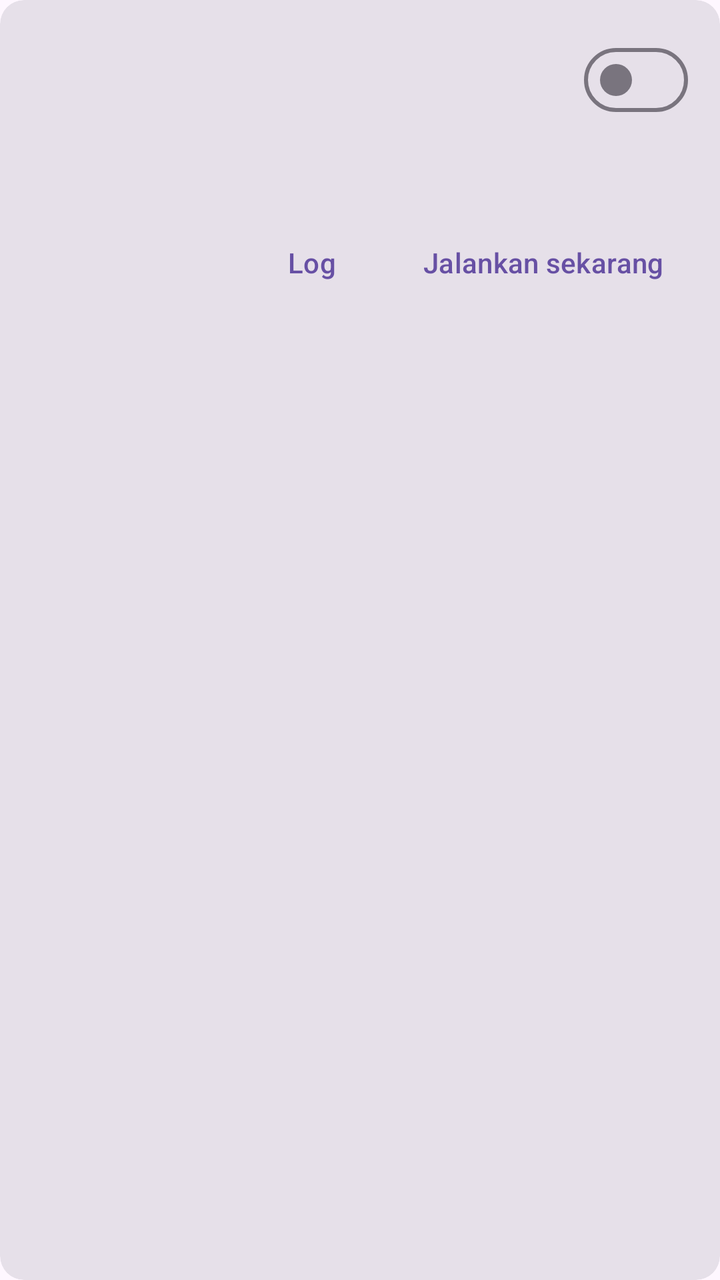
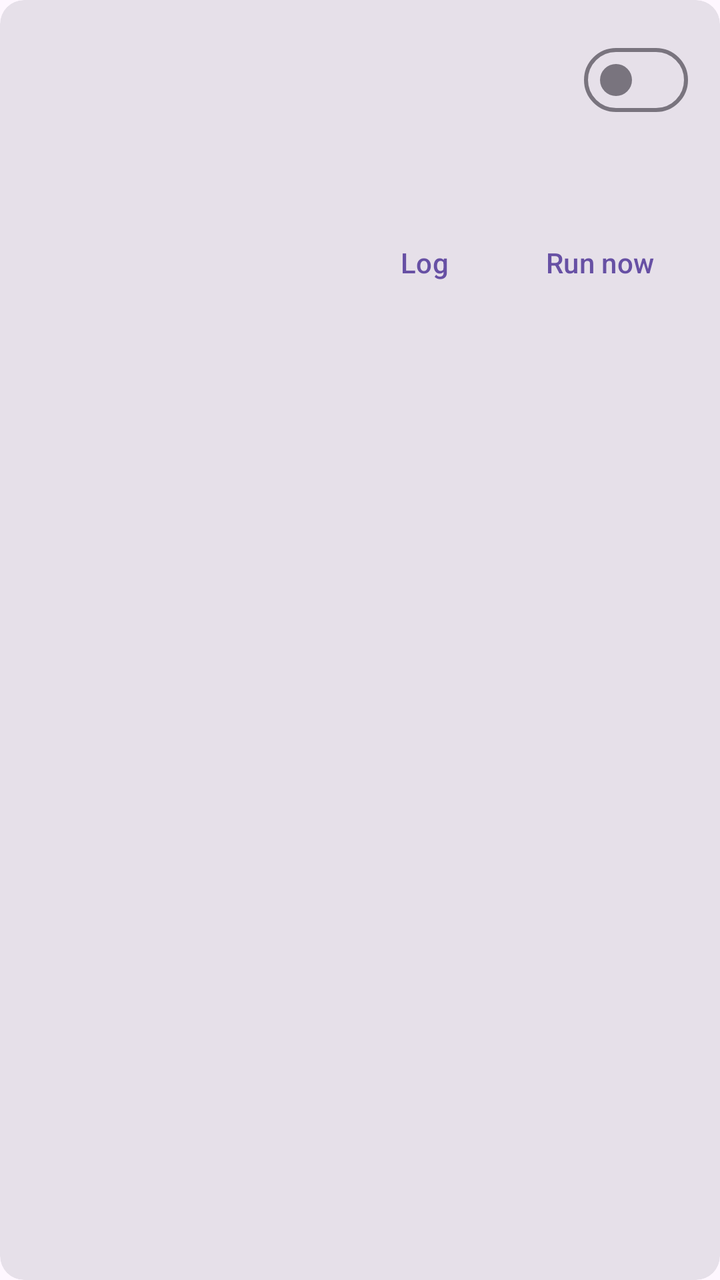

The first picture is an Android layout as it rendered before a commit; the second is the same layout after the commit. The layout source and the unified diff follow.
<!-- AndroidManifest.xml: application theme Theme.RcloneMgr -->
<!-- res/layout/item_job.xml -->
<?xml version="1.0" encoding="utf-8"?>
<com.google.android.material.card.MaterialCardView xmlns:android="http://schemas.android.com/apk/res/android"
    style="?attr/materialCardViewFilledStyle"
    android:layout_width="match_parent"
    android:layout_height="wrap_content"
    android:layout_marginBottom="12dp"
    android:clickable="true"
    android:focusable="true">

    <LinearLayout
        android:layout_width="match_parent"
        android:layout_height="wrap_content"
        android:orientation="vertical"
        android:padding="16dp">

        <LinearLayout
            android:layout_width="match_parent"
            android:layout_height="wrap_content"
            android:gravity="center_vertical"
            android:orientation="horizontal">
            <LinearLayout
                android:layout_width="0dp"
                android:layout_height="wrap_content"
                android:layout_weight="1"
                android:orientation="vertical">
                <TextView
                    android:id="@+id/name"
                    android:layout_width="match_parent"
                    android:layout_height="wrap_content"
                    android:textAppearance="?attr/textAppearanceTitleMedium" />
                <TextView
                    android:id="@+id/route"
                    android:layout_width="match_parent"
                    android:layout_height="wrap_content"
                    android:textAppearance="?attr/textAppearanceBodySmall"
                    android:textColor="?attr/colorOnSurfaceVariant" />
            </LinearLayout>
            <com.google.android.material.materialswitch.MaterialSwitch
                android:id="@+id/sw"
                android:layout_width="wrap_content"
                android:layout_height="wrap_content" />
        </LinearLayout>

        <TextView
            android:id="@+id/trigger"
            android:layout_width="match_parent"
            android:layout_height="wrap_content"
            android:layout_marginTop="8dp"
            android:textAppearance="?attr/textAppearanceBodyMedium" />
        <TextView
            android:id="@+id/status"
            android:layout_width="match_parent"
            android:layout_height="wrap_content"
            android:textAppearance="?attr/textAppearanceBodySmall"
            android:textColor="?attr/colorOnSurfaceVariant" />

        <LinearLayout
            android:layout_width="match_parent"
            android:layout_height="wrap_content"
            android:gravity="end"
            android:orientation="horizontal">
            <Button
                android:id="@+id/btnLog"
                style="@style/Widget.Material3.Button.TextButton"
                android:layout_width="wrap_content"
                android:layout_height="wrap_content"
                android:text="Log" />
            <Button
                android:id="@+id/btnRun"
                style="@style/Widget.Material3.Button.TextButton"
                android:layout_width="wrap_content"
                android:layout_height="wrap_content"
                android:text="Jalankan sekarang" />
        </LinearLayout>
    </LinearLayout>
</com.google.android.material.card.MaterialCardView>
<!-- resources referenced by this layout -->
<resources>
  <style name="Theme.RcloneMgr" parent="Theme.Material3.DayNight.NoActionBar" />
</resources>

<!-- the commit's change to res/layout/item_job.xml (unified diff, before → after) -->
@@ -70,7 +70,7 @@
                 style="@style/Widget.Material3.Button.TextButton"
                 android:layout_width="wrap_content"
                 android:layout_height="wrap_content"
-                android:text="Jalankan sekarang" />
+                android:text="Run now" />
         </LinearLayout>
     </LinearLayout>
 </com.google.android.material.card.MaterialCardView>
